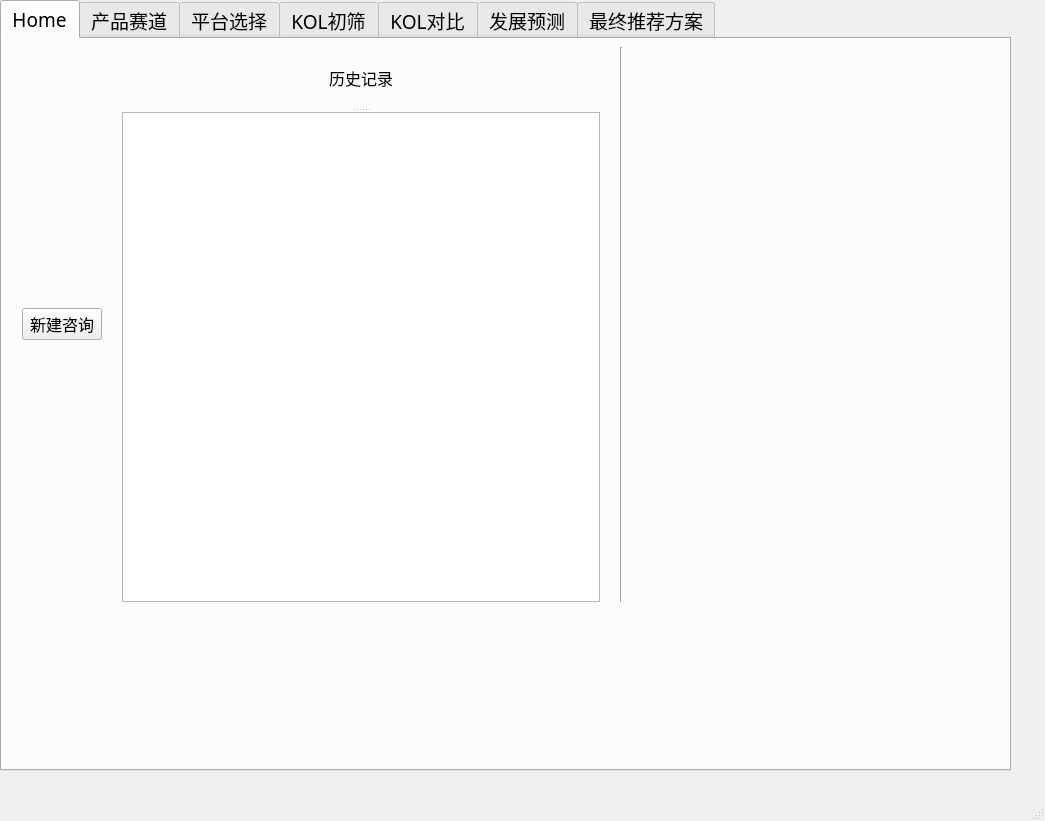
sltlala/PyQt5-demo, file Qt_UI/Table_View.ui: the form before one commit.
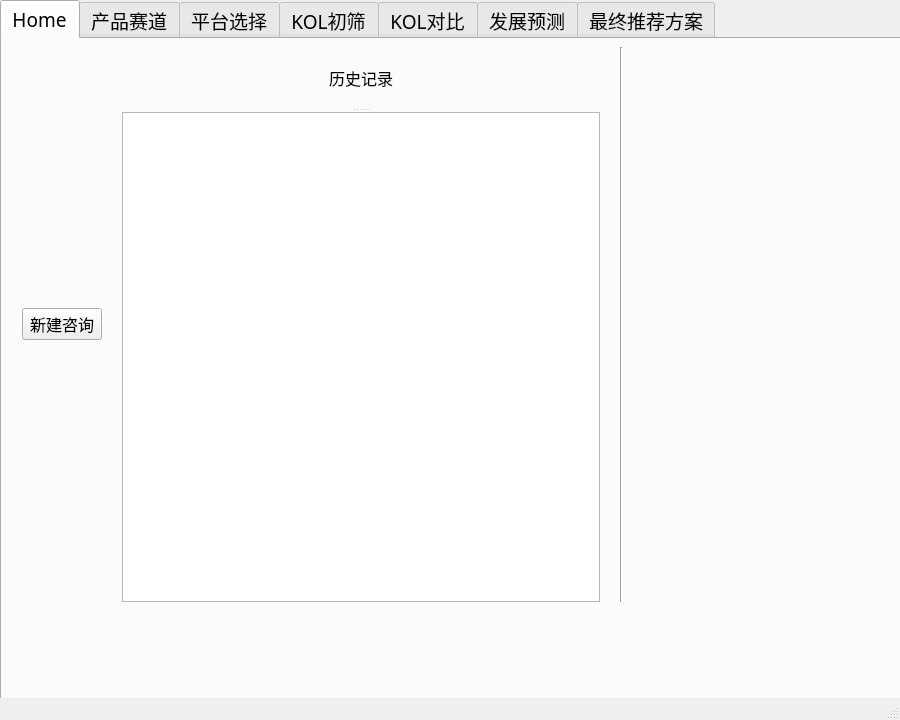
The form after the commit.

```diff
--- a/Qt_UI/Table_View.ui
+++ b/Qt_UI/Table_View.ui
@@ -6,10 +6,16 @@
    <rect>
     <x>0</x>
     <y>0</y>
-    <width>1045</width>
-    <height>821</height>
+    <width>900</width>
+    <height>720</height>
    </rect>
   </property>
+  <property name="minimumSize">
+   <size>
+    <width>900</width>
+    <height>720</height>
+   </size>
+  </property>
   <property name="font">
    <font>
     <family>微软雅黑</family>
```
Left out of the diff: 2 changed lines with no effect on the pictures.
